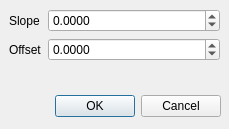
neutronimaging/imagingsuite, file frameworks/tomography/Preprocessing/StdPreprocModulesGUI/src/detectorlagdlg.ui: the form before one commit.
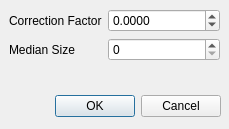
The form after the commit.

Commit message: Adapted Qt dialog template for detector lag

Patch:
```diff
--- a/frameworks/tomography/Preprocessing/StdPreprocModulesGUI/src/detectorlagdlg.ui
+++ b/frameworks/tomography/Preprocessing/StdPreprocModulesGUI/src/detectorlagdlg.ui
@@ -42,14 +42,14 @@
     <item row="0" column="0">
      <widget class="QLabel" name="label">
       <property name="text">
-       <string>Slope</string>
+       <string>Correction Factor</string>
       </property>
      </widget>
     </item>
     <item row="1" column="0">
      <widget class="QLabel" name="label_2">
       <property name="text">
-       <string>Offset</string>
+       <string>Median Size</string>
       </property>
      </widget>
     </item>
@@ -75,10 +75,10 @@
        <string>Set the m of the y=kx+m</string>
       </property>
       <property name="decimals">
-       <number>4</number>
+       <number>0</number>
       </property>
       <property name="minimum">
-       <double>-100000.000000000000000</double>
+       <double>0.000000000000000</double>
       </property>
       <property name="maximum">
        <double>100000.000000000000000</double>
```
Left out of the diff: 18 changed lines with no effect on the pictures.
